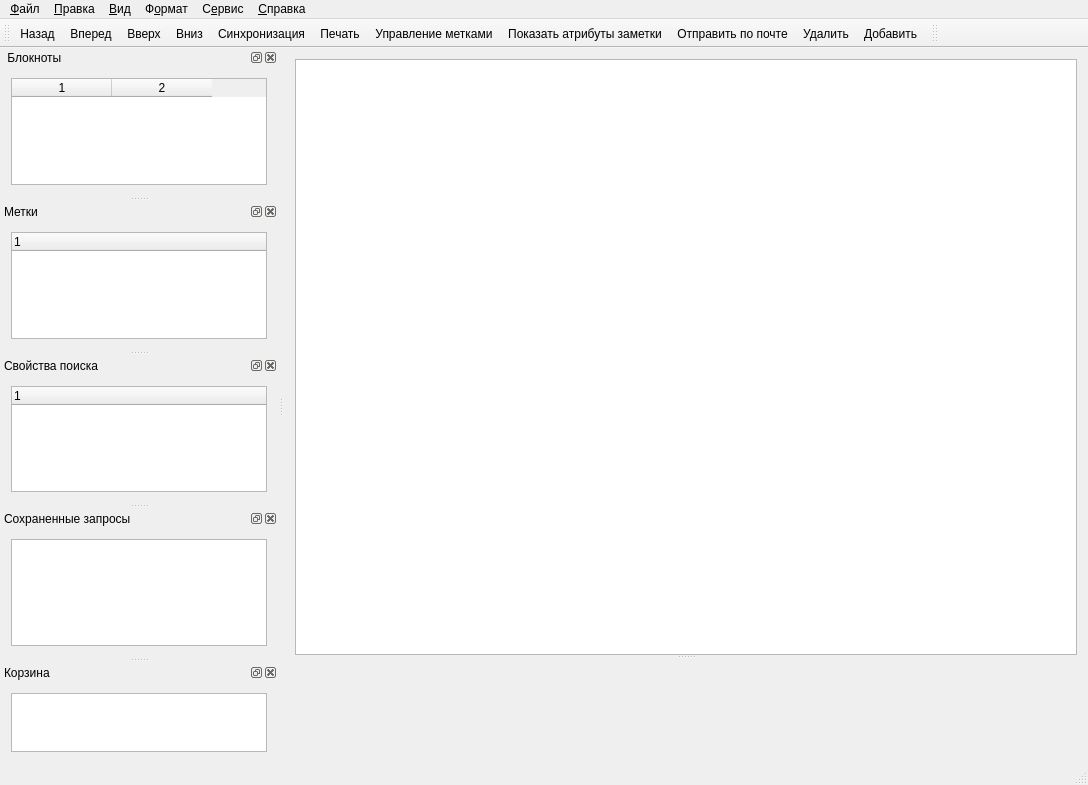
d1vanov/quentier, file mainwindow.ui: the form before one commit.
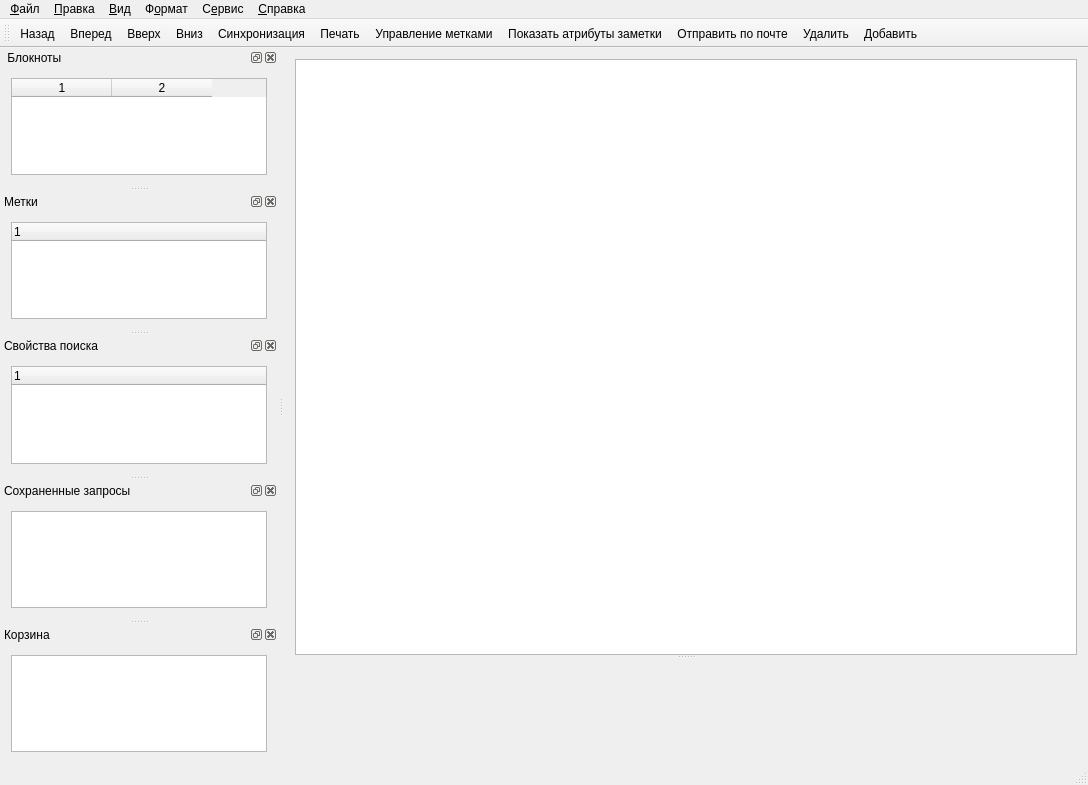
The form after the commit. Icons and pictures are not drawn. Custom widgets are drawn as their Qt base class.

Commit message: Completed the setup for notes rich text editor and main window layouts.

What changed in the file:
```diff
--- a/mainwindow.ui
+++ b/mainwindow.ui
@@ -294,12 +294,6 @@
      <verstretch>0</verstretch>
     </sizepolicy>
    </property>
-   <property name="maximumSize">
-    <size>
-     <width>350</width>
-     <height>349</height>
-    </size>
-   </property>
    <property name="features">
     <set>QDockWidget::AllDockWidgetFeatures</set>
    </property>
@@ -310,24 +304,18 @@
     <number>1</number>
    </attribute>
    <widget class="QWidget" name="dockContentsNotebooks">
-    <property name="maximumSize">
-     <size>
-      <width>350</width>
-      <height>330</height>
-     </size>
+    <property name="sizePolicy">
+     <sizepolicy hsizetype="Expanding" vsizetype="Expanding">
+      <horstretch>0</horstretch>
+      <verstretch>0</verstretch>
+     </sizepolicy>
     </property>
     <property name="autoFillBackground">
      <bool>false</bool>
     </property>
-    <layout class="QHBoxLayout" name="horizontalLayout">
-     <item>
+    <layout class="QGridLayout" name="gridLayout_6">
+     <item row="0" column="0">
       <widget class="QTableWidget" name="tableNotebooks">
-       <property name="maximumSize">
-        <size>
-         <width>340</width>
-         <height>330</height>
-        </size>
-       </property>
        <property name="mouseTracking">
         <bool>false</bool>
        </property>
@@ -354,12 +342,6 @@
      <verstretch>0</verstretch>
     </sizepolicy>
    </property>
-   <property name="maximumSize">
-    <size>
-     <width>350</width>
-     <height>350</height>
-    </size>
-   </property>
    <property name="features">
     <set>QDockWidget::AllDockWidgetFeatures</set>
    </property>
@@ -371,19 +353,13 @@
    </attribute>
    <widget class="QWidget" name="dockContentsLabels">
     <property name="sizePolicy">
-     <sizepolicy hsizetype="Preferred" vsizetype="Preferred">
+     <sizepolicy hsizetype="Expanding" vsizetype="Expanding">
       <horstretch>0</horstretch>
       <verstretch>0</verstretch>
      </sizepolicy>
     </property>
-    <property name="maximumSize">
-     <size>
-      <width>350</width>
-      <height>350</height>
-     </size>
-    </property>
-    <layout class="QHBoxLayout" name="horizontalLayout_2">
-     <item>
+    <layout class="QGridLayout" name="gridLayout_5">
+     <item row="0" column="0">
       <widget class="QTreeWidget" name="treeLabels">
        <column>
         <property name="text">
@@ -402,18 +378,6 @@
      <verstretch>0</verstretch>
     </sizepolicy>
    </property>
-   <property name="minimumSize">
-    <size>
-     <width>84</width>
-     <height>106</height>
-    </size>
-   </property>
-   <property name="maximumSize">
-    <size>
-     <width>1000</width>
-     <height>1000</height>
-    </size>
-   </property>
    <property name="windowTitle">
     <string>Свойства поиска</string>
    </property>
@@ -421,8 +385,14 @@
     <number>1</number>
    </attribute>
    <widget class="QWidget" name="dockContentsSearchProperties">
-    <layout class="QHBoxLayout" name="horizontalLayout_3">
-     <item>
+    <property name="sizePolicy">
+     <sizepolicy hsizetype="Expanding" vsizetype="Expanding">
+      <horstretch>0</horstretch>
+      <verstretch>0</verstretch>
+     </sizepolicy>
+    </property>
+    <layout class="QGridLayout" name="gridLayout_4">
+     <item row="0" column="0">
       <widget class="QTreeWidget" name="treeSearchProperties">
        <column>
         <property name="text">
@@ -435,11 +405,11 @@
    </widget>
   </widget>
   <widget class="QDockWidget" name="dockSavedRequests">
-   <property name="maximumSize">
-    <size>
-     <width>1000</width>
-     <height>1000</height>
-    </size>
+   <property name="sizePolicy">
+    <sizepolicy hsizetype="Expanding" vsizetype="Expanding">
+     <horstretch>0</horstretch>
+     <verstretch>0</verstretch>
+    </sizepolicy>
    </property>
    <property name="windowTitle">
     <string>Сохраненные запросы</string>
@@ -448,30 +418,25 @@
     <number>1</number>
    </attribute>
    <widget class="QWidget" name="dockContentsSavedRequests">
-    <layout class="QHBoxLayout" name="horizontalLayout_4">
-     <item>
+    <property name="sizePolicy">
+     <sizepolicy hsizetype="Expanding" vsizetype="Expanding">
+      <horstretch>0</horstretch>
+      <verstretch>0</verstretch>
+     </sizepolicy>
+    </property>
+    <layout class="QGridLayout" name="gridLayout_3">
+     <item row="0" column="0">
       <widget class="QListWidget" name="listSavedRequests"/>
      </item>
     </layout>
    </widget>
   </widget>
-  <widget class="QToolBar" name="toolBar">
-   <property name="windowTitle">
-    <string>toolBar</string>
-   </property>
-   <attribute name="toolBarArea">
-    <enum>TopToolBarArea</enum>
-   </attribute>
-   <attribute name="toolBarBreak">
-    <bool>false</bool>
-   </attribute>
-  </widget>
   <widget class="QDockWidget" name="dockTrash">
-   <property name="maximumSize">
-    <size>
-     <width>350</width>
-     <height>100</height>
-    </size>
+   <property name="sizePolicy">
+    <sizepolicy hsizetype="Expanding" vsizetype="Expanding">
+     <horstretch>0</horstretch>
+     <verstretch>0</verstretch>
+    </sizepolicy>
    </property>
    <property name="windowTitle">
     <string>Корзина</string>
@@ -480,8 +445,14 @@
     <number>1</number>
    </attribute>
    <widget class="QWidget" name="dockContentsTrash">
-    <layout class="QHBoxLayout" name="horizontalLayout_5">
-     <item>
+    <property name="sizePolicy">
+     <sizepolicy hsizetype="Expanding" vsizetype="Expanding">
+      <horstretch>0</horstretch>
+      <verstretch>0</verstretch>
+     </sizepolicy>
+    </property>
+    <layout class="QGridLayout" name="gridLayout_2">
+     <item row="0" column="0">
       <widget class="QListWidget" name="listTrash"/>
      </item>
     </layout>
```
Left out of the diff: 10 changed lines with no effect on the pictures. The commit also changes 2 other files.
